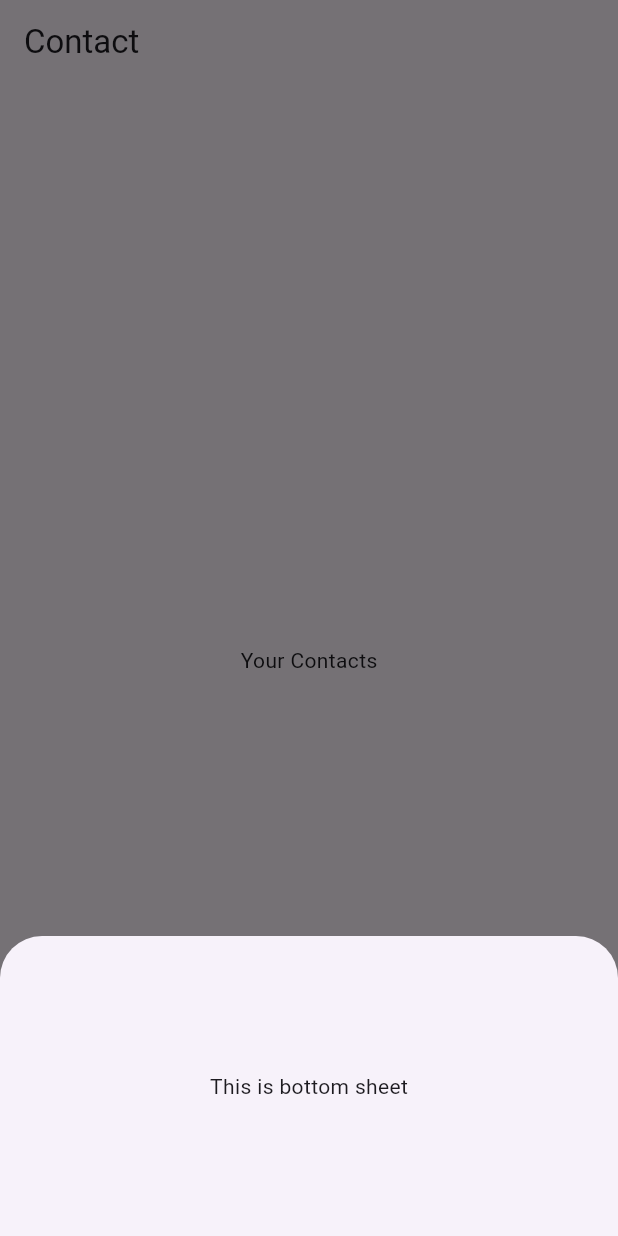
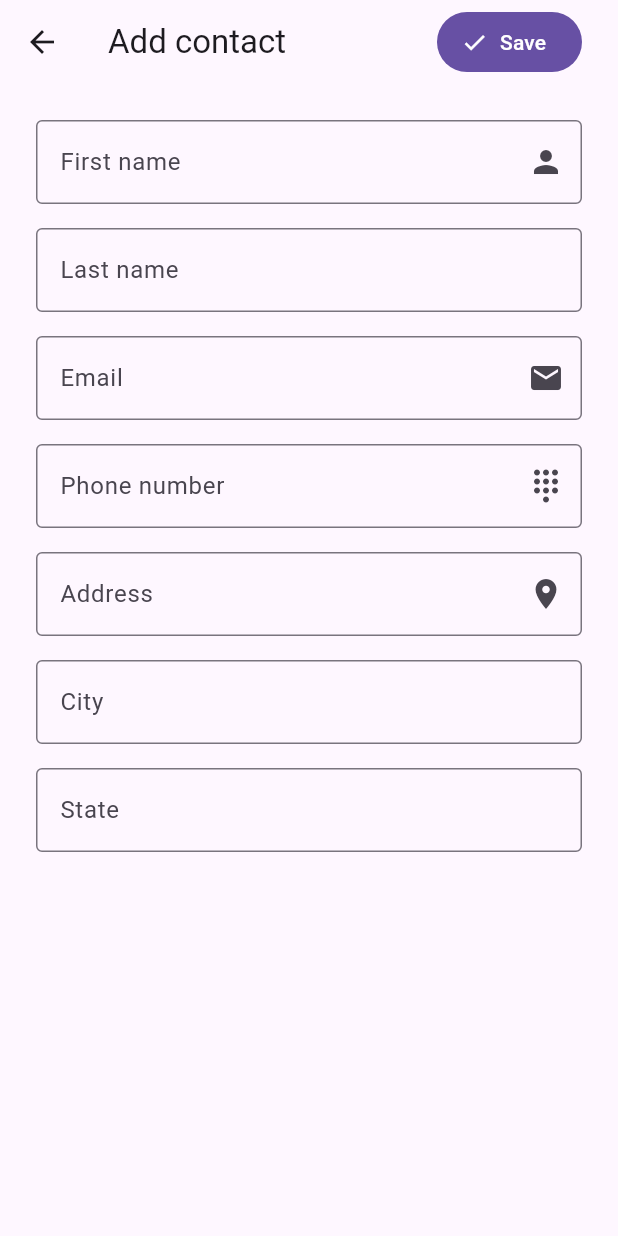
Before and after one commit to omkarlhr9595/contact_app_azodha, a Flutter app: the screen it shows after launch, after a tap on the "add" icon, on a phone screen of 412 x 824 dp. Run offline on Flutter 3.47's test engine with Material 2 defaults, Android fonts, the light colour scheme and no system bars; drawn by our look-alikes of dynamic_color.

Commit message:
Added Add Contact Form

```diff
--- /dev/null
+++ b/lib/screens/add_contact_page.dart
@@ -0,0 +1,110 @@
+import 'package:flutter/material.dart';
+
+class AddContactPage extends StatefulWidget {
+  const AddContactPage({Key? key}) : super(key: key);
+
+  @override
+  _AddContactPageState createState() => _AddContactPageState();
+}
+
+class _AddContactPageState extends State<AddContactPage> {
+  @override
+  Widget build(BuildContext context) {
+    return Scaffold(
+      resizeToAvoidBottomInset: true,
+      appBar: AppBar(
+        title: const Text("Add contact"),
+        actions: [
+          FilledButton.icon(
+            onPressed: () {},
+            icon: const Icon(Icons.check),
+            label: const Text("Save"),
+          ),
+          const SizedBox(
+            width: 24,
+          )
+        ],
+      ),
+      body: const SafeArea(
+        child: SingleChildScrollView(
+          child: Padding(
+            padding: EdgeInsets.all(24),
+            child: Column(
+              children: <Widget>[
+                TextField(
+                  decoration: InputDecoration(
+                    suffixIcon: Icon(Icons.person),
+                    border: OutlineInputBorder(),
+                    labelText: 'First name',
+                  ),
+                ),
+                SizedBox(
+                  height: 16,
+                ),
+                TextField(
+                  decoration: InputDecoration(
+                    border: OutlineInputBorder(),
+                    labelText: 'Last name',
+                  ),
+                ),
+                SizedBox(
+                  height: 16,
+                ),
+                TextField(
+                  keyboardType: TextInputType.emailAddress,
+                  decoration: InputDecoration(
+                    suffixIcon: Icon(Icons.mail),
+                    border: OutlineInputBorder(),
+                    labelText: 'Email',
+                  ),
+                ),
+                SizedBox(
+                  height: 16,
+                ),
+                TextField(
+                  keyboardType: TextInputType.number,
+                  decoration: InputDecoration(
+                    suffixIcon: Icon(Icons.dialpad),
+                    border: OutlineInputBorder(),
+                    labelText: 'Phone number',
+                  ),
+                ),
+                SizedBox(
+                  height: 16,
+                ),
+                TextField(
+                  decoration: InputDecoration(
+                    suffixIcon: Icon(Icons.location_on),
+                    border: OutlineInputBorder(),
+                    labelText: 'Address',
+                  ),
+                ),
+                SizedBox(
+                  height: 16,
+                ),
+                TextField(
+                  decoration: InputDecoration(
+                    border: OutlineInputBorder(),
+                    labelText: 'City',
+                  ),
+                ),
+                SizedBox(
+                  height: 16,
+                ),
+                TextField(
+                  decoration: InputDecoration(
+                    border: OutlineInputBorder(),
+                    labelText: 'State',
+                  ),
+                ),
+                SizedBox(
+                  height: 16,
+                ),
+              ],
+            ),
+          ),
+        ),
+      ),
+    );
+  }
+}
--- a/lib/screens/home.dart
+++ b/lib/screens/home.dart
@@ -1,3 +1,4 @@
+import 'package:contact_app_azodha/screens/add_contact_page.dart';
 import 'package:flutter/material.dart';
 
 class Home extends StatefulWidget {
@@ -19,29 +20,14 @@ class _HomeState extends State<Home> {
       ),
       floatingActionButton: FloatingActionButton(
         onPressed: () {
-          openAddContactSheet(context);
+          Navigator.of(context).push(
+            MaterialPageRoute(
+              builder: (context) => const AddContactPage(),
+            ),
+          );
         },
         child: const Icon(Icons.add),
       ),
     );
   }
-
-  void openAddContactSheet(BuildContext context) {
-    showModalBottomSheet(
-      context: context,
-      builder: (BuildContext context) {
-        return const SizedBox(
-          height: 200,
-          child: Center(
-            child: Column(
-              mainAxisAlignment: MainAxisAlignment.center,
-              children: <Widget>[
-                Text('This is bottom sheet'),
-              ],
-            ),
-          ),
-        );
-      },
-    );
-  }
 }
```
